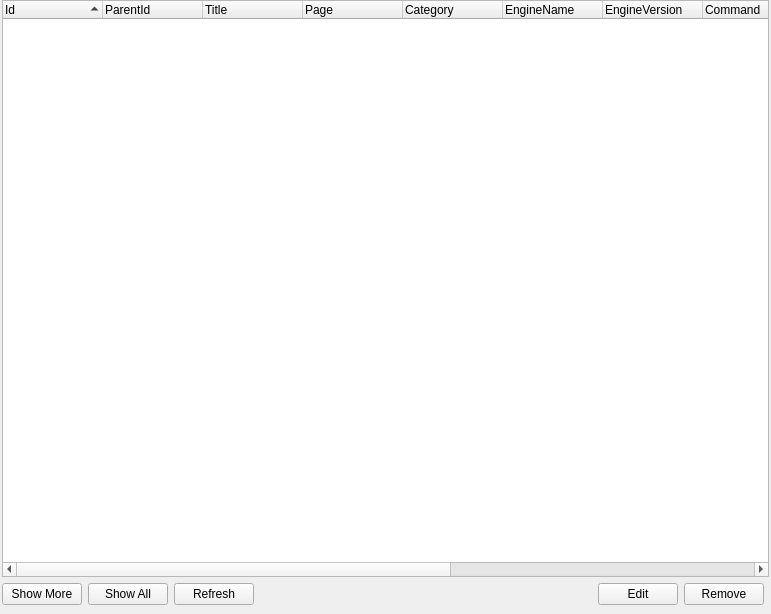
WorksAhead/Base, file BaseClient/Source/ManageContentWidget.ui: the form before one commit.
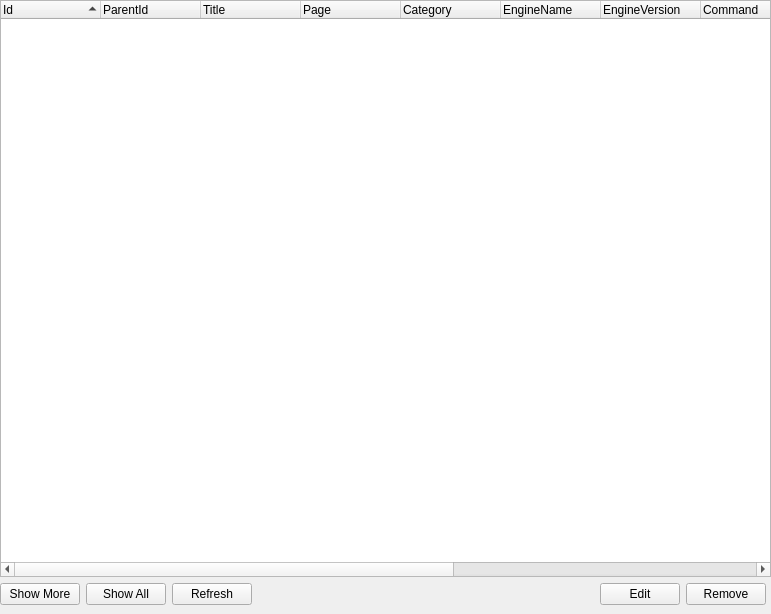
The form after the commit.

Patch:
```diff
--- a/BaseClient/Source/ManageContentWidget.ui
+++ b/BaseClient/Source/ManageContentWidget.ui
@@ -12,13 +12,13 @@
   </property>
   <layout class="QVBoxLayout" name="verticalLayout">
    <property name="leftMargin">
-    <number>2</number>
+    <number>0</number>
    </property>
    <property name="topMargin">
     <number>0</number>
    </property>
    <property name="rightMargin">
-    <number>2</number>
+    <number>0</number>
    </property>
    <property name="bottomMargin">
     <number>9</number>
```
